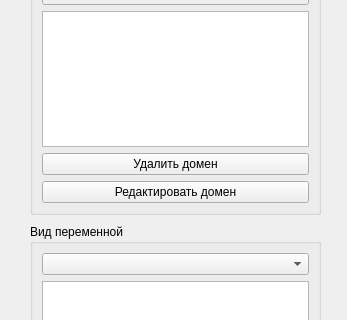
This is gui/DialogVariableAdd.ui in muxaulmarin/CocktailExpertSystem as Qt 5 draws it before an edit; both pictures show x 0 to 347 and y 126 to 446 of the 347 by 592 pixel window. The edited form follows.
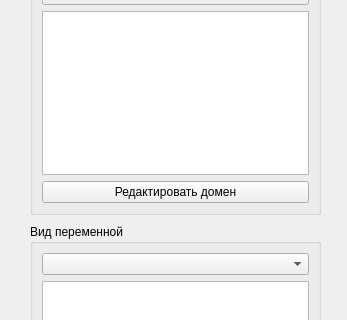
This is the edited form.

Diff of the .ui file:
```diff
--- a/gui/DialogVariableAdd.ui
+++ b/gui/DialogVariableAdd.ui
@@ -48,13 +48,6 @@
     <item>
      <widget class="QListWidget" name="listWidget"/>
     </item>
-    <item>
-     <widget class="QPushButton" name="buttonDelete">
-      <property name="text">
-       <string>Удалить домен</string>
-      </property>
-     </widget>
-    </item>
     <item>
      <widget class="QPushButton" name="buttonEdit">
       <property name="text">
```
